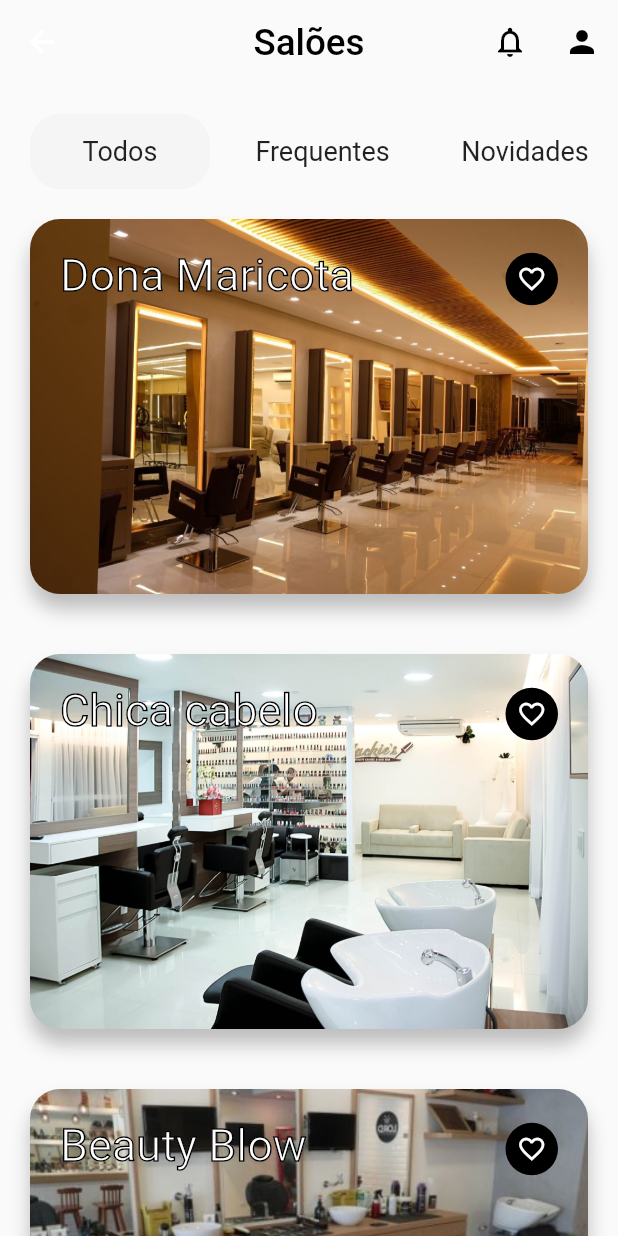
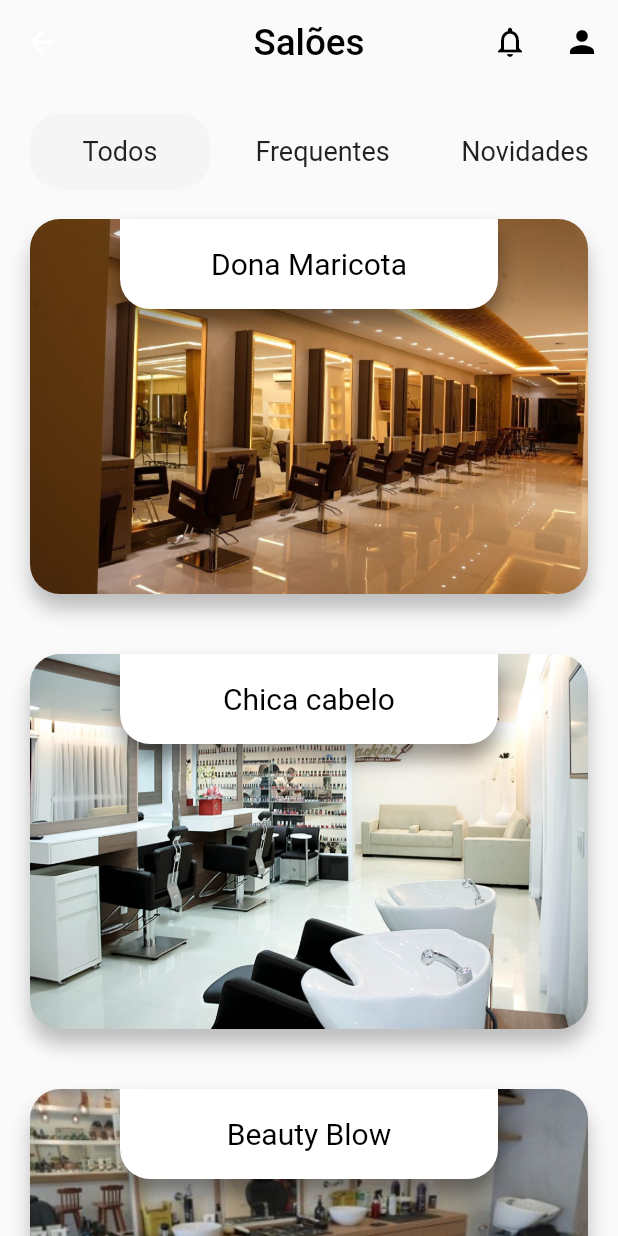
Before and after one commit to JonnyPu2000/appNob, a Flutter app: the PaginaInicial screen opened directly, on a phone screen of 412 x 824 dp. Run offline on Flutter 3.47's test engine with Material 2 defaults, Android fonts, the phone set to English and light mode, and no system bars; Roboto replaces fonts that are missing (Montserrat-Regular).

Commit message:
Texto Pagina Inicial ok

```diff
--- a/lib/pagina_inicial.dart
+++ b/lib/pagina_inicial.dart
@@ -136,74 +136,52 @@ class PaginaInicial extends StatelessWidget {
                         nomeSalao: nomeSalao,
                       )));
         },
-        child: Container(
+        child: Stack(
+          children: [
+            Container(
               height: 250,
               width: double.infinity,
               padding: EdgeInsets.all(20),
               margin: EdgeInsets.only(bottom: 40),
               decoration: BoxDecoration(
                   borderRadius: BorderRadius.circular(20),
-              image:
-                  DecorationImage(image: AssetImage(image), fit: BoxFit.cover),
+                  image: DecorationImage(
+                      image: AssetImage(image), fit: BoxFit.cover),
                   boxShadow: [
                     BoxShadow(
                         color: Colors.grey[400],
                         blurRadius: 10,
                         offset: Offset(0, 10))
                   ]),
-          child: Column(
-            crossAxisAlignment: CrossAxisAlignment.start,
-            mainAxisAlignment: MainAxisAlignment.spaceBetween,
-            children: [
-              Row(
-                crossAxisAlignment: CrossAxisAlignment.start,
-                children: [
-                  Expanded(
-                    child: Stack(
-                      children: [
-                        Text(
+            ),
+            Container(
+              height: 60,
+              width: double.infinity,
+              margin: EdgeInsets.only(left: 60, right: 60),
+              decoration: BoxDecoration(
+                  boxShadow: [
+                    BoxShadow(
+                      color: Colors.black.withOpacity(0.4),
+                      blurRadius: 10,
+                      offset: Offset(0, 10),
+                    )
+                  ],
+                  borderRadius: BorderRadius.only(
+                      bottomLeft: Radius.circular(20),
+                      bottomRight: Radius.circular(20)),
+                  color: Colors.white),
+              child: Container(
+                alignment: Alignment.center,
+                child: Text(
                   nomeSalao,
                   style: TextStyle(
-                            color: Colors.white,
-                            fontSize: 30,
-                            fontStyle: FontStyle.normal,
+                    color: Colors.black,
+                    fontSize: 20,
                   ),
                 ),
-                        Text(
-                          nomeSalao,
-                          style: TextStyle(
-                            fontSize: 30,
-                            foreground: Paint()
-                              ..style = PaintingStyle.stroke
-                              ..strokeWidth = 1
-                              ..color = Colors.black,
               ),
             ),
-                        SizedBox(
-                          height: 10,
-                        )
           ],
-                    ),
-                  ),
-                  Container(
-                    width: 35,
-                    height: 40,
-                    decoration: BoxDecoration(
-                      shape: BoxShape.circle,
-                      color: Colors.black,
-                    ),
-                    child: Center(
-                      child: Icon(
-                        Icons.favorite_border,
-                        size: 20,
-                        color: Colors.white,
-                      ),
-                    ),
-                  )
-                ],
-              )
-            ],
-          ),
         ),
       ),
     );
```
Also changed, not shown: 2 other files. Lines whose indentation alone changed are shown as unchanged.
